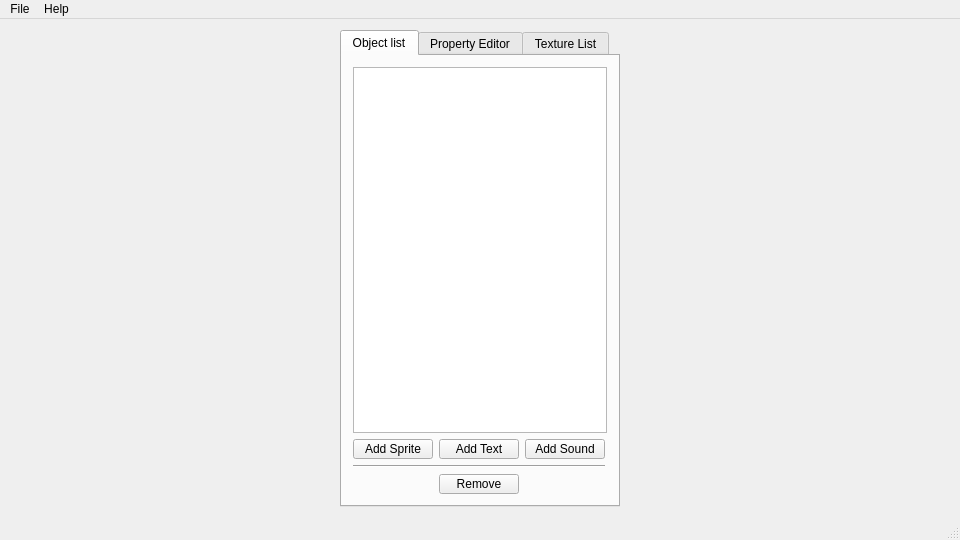
Qt form MainWindow.ui (AndreyTulyakov/LightRabbit-Clipsed) before a commit.
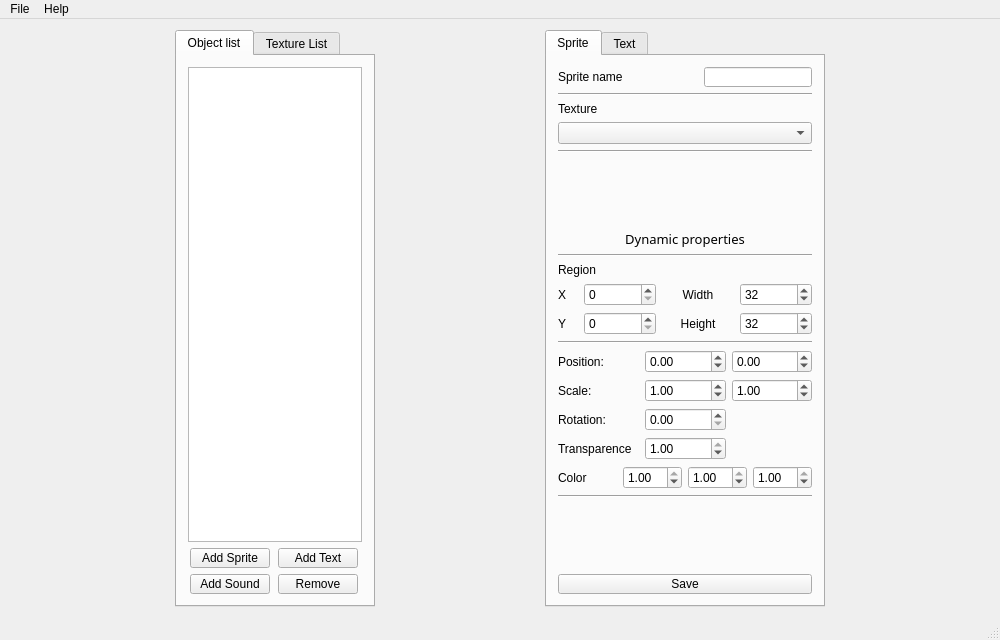
The same form after that commit. The open tabs and pages were chosen to show the change. Icons and pictures are not drawn.

The edit to the form file:
```diff
--- a/MainWindow.ui
+++ b/MainWindow.ui
@@ -6,12 +6,12 @@
    <rect>
     <x>0</x>
     <y>0</y>
-    <width>960</width>
-    <height>540</height>
+    <width>1000</width>
+    <height>640</height>
    </rect>
   </property>
   <property name="sizePolicy">
-   <sizepolicy hsizetype="Fixed" vsizetype="Fixed">
+   <sizepolicy hsizetype="Maximum" vsizetype="Maximum">
     <horstretch>0</horstretch>
     <verstretch>0</verstretch>
    </sizepolicy>
@@ -28,9 +28,12 @@
   <property name="animated">
    <bool>false</bool>
   </property>
+  <property name="unifiedTitleAndToolBarOnMac">
+   <bool>false</bool>
+  </property>
   <widget class="QWidget" name="centralWidget">
-   <layout class="QGridLayout" name="gridLayout_2">
-    <item row="0" column="0">
+   <layout class="QHBoxLayout" name="horizontalLayout_2">
+    <item>
      <widget class="QTabWidget" name="tabWidget">
       <property name="sizePolicy">
        <sizepolicy hsizetype="Fixed" vsizetype="Expanding">
@@ -40,13 +43,13 @@
       </property>
       <property name="minimumSize">
        <size>
-        <width>280</width>
+        <width>200</width>
         <height>330</height>
        </size>
       </property>
       <property name="maximumSize">
        <size>
-        <width>280</width>
+        <width>200</width>
         <height>1000</height>
        </size>
       </property>
@@ -57,7 +60,7 @@
        <enum>QTabWidget::Rounded</enum>
       </property>
       <property name="currentIndex">
-       <number>0</number>
+       <number>1</number>
       </property>
       <property name="elideMode">
        <enum>Qt::ElideNone</enum>
@@ -70,9 +73,6 @@
         <string>Object list</string>
        </attribute>
        <layout class="QGridLayout" name="gridLayout_4">
-        <item row="0" column="0">
-         <widget class="QListView" name="listView"/>
-        </item>
         <item row="3" column="0">
          <layout class="QGridLayout" name="gridLayout_5">
           <item row="0" column="1">
@@ -88,19 +88,6 @@
             </property>
            </widget>
           </item>
-          <item row="0" column="2">
-           <widget class="QPushButton" name="pushButton_AddSound">
-            <property name="maximumSize">
-             <size>
-              <width>80</width>
-              <height>20</height>
-             </size>
-            </property>
-            <property name="text">
-             <string>Add Sound</string>
-            </property>
-           </widget>
-          </item>
           <item row="0" column="0">
            <widget class="QPushButton" name="pushButton_AddSprite">
             <property name="maximumSize">
@@ -114,7 +101,7 @@
             </property>
            </widget>
           </item>
-          <item row="2" column="1">
+          <item row="1" column="1">
            <widget class="QPushButton" name="pushButton_RemoveEntity">
             <property name="maximumSize">
              <size>
@@ -127,22 +114,26 @@
             </property>
            </widget>
           </item>
-          <item row="1" column="0" colspan="3">
-           <widget class="Line" name="line">
-            <property name="orientation">
-             <enum>Qt::Horizontal</enum>
+          <item row="1" column="0">
+           <widget class="QPushButton" name="pushButton_AddSound">
+            <property name="maximumSize">
+             <size>
+              <width>80</width>
+              <height>20</height>
+             </size>
+            </property>
+            <property name="text">
+             <string>Add Sound</string>
             </property>
            </widget>
           </item>
          </layout>
         </item>
+        <item row="0" column="0">
+         <widget class="QListWidget" name="EntityListWidget"/>
+        </item>
        </layout>
       </widget>
-      <widget class="QWidget" name="tab_1">
-       <attribute name="title">
-        <string>Property Editor</string>
-       </attribute>
-      </widget>
       <widget class="QWidget" name="tab_2">
        <attribute name="title">
         <string>Texture List</string>
@@ -194,7 +185,7 @@
       </widget>
      </widget>
     </item>
-    <item row="0" column="1">
+    <item>
      <layout class="QGridLayout" name="gridLayout">
       <property name="sizeConstraint">
        <enum>QLayout::SetFixedSize</enum>
@@ -204,6 +195,448 @@
       </property>
      </layout>
     </item>
+    <item>
+     <widget class="QTabWidget" name="tabProperty">
+      <property name="sizePolicy">
+       <sizepolicy hsizetype="Fixed" vsizetype="Expanding">
+        <horstretch>0</horstretch>
+        <verstretch>0</verstretch>
+       </sizepolicy>
+      </property>
+      <property name="maximumSize">
+       <size>
+        <width>280</width>
+        <height>16777215</height>
+       </size>
+      </property>
+      <property name="currentIndex">
+       <number>0</number>
+      </property>
+      <widget class="QWidget" name="tab">
+       <attribute name="title">
+        <string>Sprite</string>
+       </attribute>
+       <layout class="QVBoxLayout" name="verticalLayout">
+        <item>
+         <layout class="QHBoxLayout" name="horizontalLayout">
+          <item>
+           <widget class="QLabel" name="label">
+            <property name="maximumSize">
+             <size>
+              <width>16777215</width>
+              <height>20</height>
+             </size>
+            </property>
+            <property name="text">
+             <string>Sprite name</string>
+            </property>
+           </widget>
+          </item>
+          <item>
+           <widget class="QLineEdit" name="editSpriteName">
+            <property name="sizePolicy">
+             <sizepolicy hsizetype="Fixed" vsizetype="Fixed">
+              <horstretch>0</horstretch>
+              <verstretch>0</verstretch>
+             </sizepolicy>
+            </property>
+            <property name="maximumSize">
+             <size>
+              <width>16777215</width>
+              <height>20</height>
+             </size>
+            </property>
+            <property name="text">
+             <string/>
+            </property>
+           </widget>
+          </item>
+         </layout>
+        </item>
+        <item>
+         <widget class="Line" name="line_2">
+          <property name="sizePolicy">
+           <sizepolicy hsizetype="Preferred" vsizetype="Fixed">
+            <horstretch>0</horstretch>
+            <verstretch>0</verstretch>
+           </sizepolicy>
+          </property>
+          <property name="minimumSize">
+           <size>
+            <width>240</width>
+            <height>0</height>
+           </size>
+          </property>
+          <property name="orientation">
+           <enum>Qt::Horizontal</enum>
+          </property>
+         </widget>
+        </item>
+        <item>
+         <widget class="QLabel" name="label_2">
+          <property name="maximumSize">
+           <size>
+            <width>100</width>
+            <height>20</height>
+           </size>
+          </property>
+          <property name="text">
+           <string>Texture</string>
+          </property>
+         </widget>
+        </item>
+        <item>
+         <widget class="QComboBox" name="comboBoxTextures"/>
+        </item>
+        <item>
+         <widget class="Line" name="line_3">
+          <property name="orientation">
+           <enum>Qt::Horizontal</enum>
+          </property>
+         </widget>
+        </item>
+        <item>
+         <spacer name="verticalSpacer_2">
+          <property name="orientation">
+           <enum>Qt::Vertical</enum>
+          </property>
+          <property name="sizeHint" stdset="0">
+           <size>
+            <width>20</width>
+            <height>40</height>
+           </size>
+          </property>
+         </spacer>
+        </item>
+        <item>
+         <widget class="QLabel" name="label_7">
+          <property name="font">
+           <font>
+            <family>Abyssinica SIL</family>
+            <pointsize>10</pointsize>
+           </font>
+          </property>
+          <property name="text">
+           <string>Dynamic properties</string>
+          </property>
+          <property name="alignment">
+           <set>Qt::AlignCenter</set>
+          </property>
+         </widget>
+        </item>
+        <item>
+         <widget class="Line" name="line_5">
+          <property name="orientation">
+           <enum>Qt::Horizontal</enum>
+          </property>
+         </widget>
+        </item>
+        <item>
+         <widget class="QLabel" name="label_13">
+          <property name="text">
+           <string>Region</string>
+          </property>
+         </widget>
+        </item>
+        <item>
+         <layout class="QGridLayout" name="gridLayout_8">
+          <item row="0" column="1">
+           <widget class="QSpinBox" name="sb_RX">
+            <property name="maximum">
+             <number>10000</number>
+            </property>
+           </widget>
+          </item>
+          <item row="0" column="0">
+           <widget class="QLabel" name="label_3">
+            <property name="minimumSize">
+             <size>
+              <width>10</width>
+              <height>0</height>
+             </size>
+            </property>
+            <property name="maximumSize">
+             <size>
+              <width>20</width>
+              <height>16777215</height>
+             </size>
+            </property>
+            <property name="text">
+             <string>X</string>
+            </property>
+           </widget>
+          </item>
+          <item row="1" column="2">
+           <widget class="QLabel" name="label_6">
+            <property name="text">
+             <string>Height</string>
+            </property>
+            <property name="alignment">
+             <set>Qt::AlignCenter</set>
+            </property>
+           </widget>
+          </item>
+          <item row="1" column="0">
+           <widget class="QLabel" name="label_4">
+            <property name="maximumSize">
+             <size>
+              <width>20</width>
+              <height>16777215</height>
+             </size>
+            </property>
+            <property name="text">
+             <string>Y</string>
+            </property>
+           </widget>
+          </item>
+          <item row="1" column="1">
+           <widget class="QSpinBox" name="sb_RY">
+            <property name="maximum">
+             <number>10000</number>
+            </property>
+           </widget>
+          </item>
+          <item row="0" column="2">
+           <widget class="QLabel" name="label_5">
+            <property name="text">
+             <string>Width</string>
+            </property>
+            <property name="alignment">
+             <set>Qt::AlignCenter</set>
+            </property>
+           </widget>
+          </item>
+          <item row="0" column="3">
+           <widget class="QSpinBox" name="sb_RW">
+            <property name="maximum">
+             <number>10000</number>
+            </property>
+            <property name="value">
+             <number>32</number>
+            </property>
+           </widget>
+          </item>
+          <item row="1" column="3">
+           <widget class="QSpinBox" name="sb_RH">
+            <property name="maximum">
+             <number>10000</number>
+            </property>
+            <property name="value">
+             <number>32</number>
+            </property>
+           </widget>
+          </item>
+         </layout>
+        </item>
+        <item>
+         <widget class="Line" name="line_4">
+          <property name="orientation">
+           <enum>Qt::Horizontal</enum>
+          </property>
+         </widget>
+        </item>
+        <item>
+         <layout class="QGridLayout" name="gridLayout_9">
+          <item row="1" column="0">
+           <widget class="QLabel" name="label_10">
+            <property name="text">
+             <string>Scale:</string>
+            </property>
+           </widget>
+          </item>
+          <item row="0" column="1">
+           <widget class="QDoubleSpinBox" name="sb_PositionX">
+            <property name="minimum">
+             <double>-10000.000000000000000</double>
+            </property>
+            <property name="maximum">
+             <double>10000.000000000000000</double>
+            </property>
+           </widget>
+          </item>
+          <item row="0" column="0">
+           <widget class="QLabel" name="label_8">
+            <property name="text">
+             <string>Position:</string>
+            </property>
+           </widget>
+          </item>
+          <item row="0" column="2">
+           <widget class="QDoubleSpinBox" name="sb_PositionY">
+            <property name="minimum">
+             <double>-10000.000000000000000</double>
+            </property>
+            <property name="maximum">
+             <double>10000.000000000000000</double>
+            </property>
+           </widget>
+          </item>
+          <item row="1" column="2">
+           <widget class="QDoubleSpinBox" name="sb_ScaleY">
+            <property name="minimum">
+             <double>0.010000000000000</double>
+            </property>
+            <property name="maximum">
+             <double>1000.000000000000000</double>
+            </property>
+            <property name="singleStep">
+             <double>0.100000000000000</double>
+            </property>
+            <property name="value">
+             <double>1.000000000000000</double>
+            </property>
+           </widget>
+          </item>
+          <item row="2" column="0">
+           <widget class="QLabel" name="label_9">
+            <property name="text">
+             <string>Rotation:</string>
+            </property>
+           </widget>
+          </item>
+          <item row="1" column="1">
+           <widget class="QDoubleSpinBox" name="sb_ScaleX">
+            <property name="minimum">
+             <double>0.010000000000000</double>
+            </property>
+            <property name="maximum">
+             <double>1000.000000000000000</double>
+            </property>
+            <property name="singleStep">
+             <double>0.100000000000000</double>
+            </property>
+            <property name="value">
+             <double>1.000000000000000</double>
+            </property>
+           </widget>
+          </item>
+          <item row="3" column="0">
+           <widget class="QLabel" name="label_11">
+            <property name="minimumSize">
+             <size>
+              <width>100</width>
+              <height>0</height>
+             </size>
+            </property>
+            <property name="text">
+             <string>Transparence</string>
+            </property>
+           </widget>
+          </item>
+          <item row="2" column="1">
+           <widget class="QDoubleSpinBox" name="sb_Rotation">
+            <property name="maximum">
+             <double>1000.000000000000000</double>
+            </property>
+           </widget>
+          </item>
+          <item row="3" column="1">
+           <widget class="QDoubleSpinBox" name="sb_Alpha">
+            <property name="maximum">
+             <double>1.000000000000000</double>
+            </property>
+            <property name="singleStep">
+             <double>0.010000000000000</double>
+            </property>
+            <property name="value">
+             <double>1.000000000000000</double>
+            </property>
+           </widget>
+          </item>
+         </layout>
+        </item>
+        <item>
+         <layout class="QGridLayout" name="gridLayout_7">
+          <item row="4" column="0">
+           <widget class="QLabel" name="label_12">
+            <property name="text">
+             <string>Color</string>
+            </property>
+           </widget>
+          </item>
+          <item row="4" column="3">
+           <widget class="QDoubleSpinBox" name="sb_ColorB">
+            <property name="maximum">
+             <double>1.000000000000000</double>
+            </property>
+            <property name="singleStep">
+             <double>0.010000000000000</double>
+            </property>
+            <property name="value">
+             <double>1.000000000000000</double>
+            </property>
+           </widget>
+          </item>
+          <item row="4" column="1">
+           <widget class="QDoubleSpinBox" name="sb_ColorR">
+            <property name="maximum">
+             <double>1.000000000000000</double>
+            </property>
+            <property name="singleStep">
+             <double>0.010000000000000</double>
+            </property>
+            <property name="value">
+             <double>1.000000000000000</double>
+            </property>
+           </widget>
+          </item>
+          <item row="4" column="2">
+           <widget class="QDoubleSpinBox" name="sb_ColorG">
+            <property name="maximum">
+             <double>1.000000000000000</double>
+            </property>
+            <property name="singleStep">
+             <double>0.010000000000000</double>
+            </property>
+            <property name="value">
+             <double>1.000000000000000</double>
+            </property>
+           </widget>
+          </item>
+         </layout>
+        </item>
+        <item>
+         <widget class="Line" name="line_6">
+          <property name="orientation">
+           <enum>Qt::Horizontal</enum>
+          </property>
+         </widget>
+        </item>
+        <item>
+         <spacer name="verticalSpacer">
+          <property name="orientation">
+           <enum>Qt::Vertical</enum>
+          </property>
+          <property name="sizeHint" stdset="0">
+           <size>
+            <width>20</width>
+            <height>40</height>
+           </size>
+          </property>
+         </spacer>
+        </item>
+        <item>
+         <widget class="QPushButton" name="button_SaveProperties">
+          <property name="maximumSize">
+           <size>
+            <width>16777215</width>
+            <height>20</height>
+           </size>
+          </property>
+          <property name="text">
+           <string>Save</string>
+          </property>
+         </widget>
+        </item>
+       </layout>
+      </widget>
+      <widget class="QWidget" name="tab_3">
+       <attribute name="title">
+        <string>Text</string>
+       </attribute>
+      </widget>
+     </widget>
+    </item>
    </layout>
   </widget>
   <widget class="QMenuBar" name="menuBar">
@@ -211,7 +644,7 @@
     <rect>
      <x>0</x>
      <y>0</y>
-     <width>960</width>
+     <width>1000</width>
      <height>25</height>
     </rect>
    </property>
```
